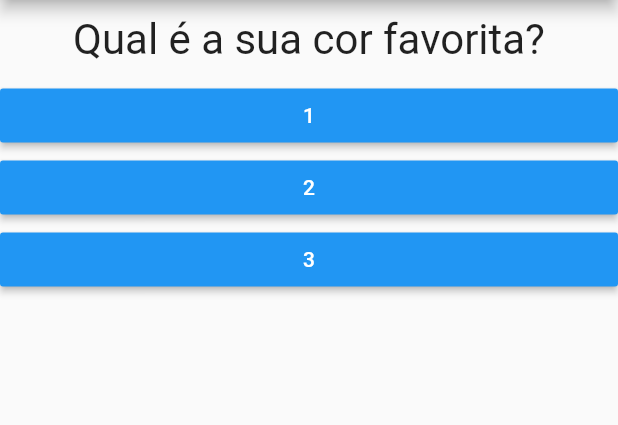
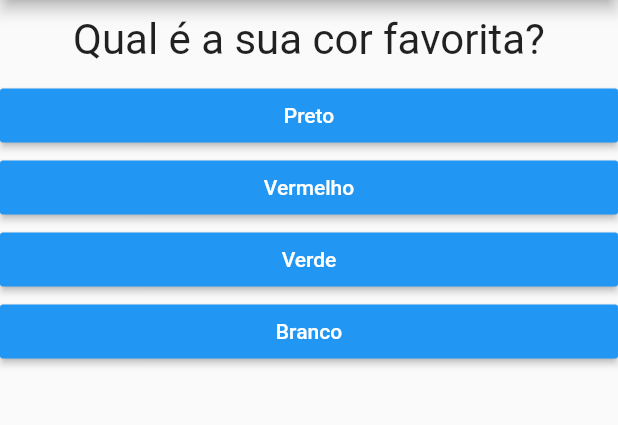
Before and after one commit to lnnalcant/curso-flutter, a Flutter app: the screen it shows after launch, on a phone screen of 412 x 824 dp, the part 84-509 px from its top. Run offline on Flutter 3.47's test engine with Material 2 defaults, Android fonts, the phone set to English and light mode, and no system bars.

Commit message:
feito até aula 51

```diff
--- a/projeto_perguntas/lib/main.dart
+++ b/projeto_perguntas/lib/main.dart
@@ -8,32 +8,61 @@ main() => runApp(PerguntaApp());
 class _PerguntaAppState extends State<PerguntaApp> {
   var _perguntaSelecionada = 0;
 
+  final List<Map<String, Object>> _perguntas = const [
+    {
+      'texto': 'Qual é a sua cor favorita?',
+      'respostas': ['Preto', 'Vermelho', 'Verde', 'Branco'],
+    },
+    {
+      'texto': 'Qual é o seu animal favorito?',
+      'respostas': ['Coelho', 'Cobra', 'Elefante', 'Leão'],
+    },
+    {
+      'texto': 'Qual o seu instrutor favorito?',
+      'respostas': ['Maria', 'João', 'Leo', 'Pedro'],
+    }
+  ];
+
   void _responder() {
-    setState(() {
-      _perguntaSelecionada++;
-    });
+    if (temPerguntaSelecionada) {
+      setState(() {
+        _perguntaSelecionada++;
+      });
+    }
+  }
+
+  bool get temPerguntaSelecionada {
+    return _perguntaSelecionada < _perguntas.length;
   }
 
   @override
   Widget build(BuildContext context) {
-    final List<String> perguntas = [
-      'Qual é a sua cor favorita?',
-      'Qual é o seu animal favorito?',
-    ];
+    List<String> respostas = temPerguntaSelecionada
+        ? _perguntas[_perguntaSelecionada]['respostas']
+        : Center(
+            child: Text(
+              'Parabéns!',
+              style: TextStyle(fontSize: 28),
+            ),
+          );
+
+    //for (String textoResp in respostas) {
+    //  widgets.add(Resposta(textoResp, _responder));
+    //}
 
     return MaterialApp(
       home: Scaffold(
         appBar: AppBar(
           title: Text('Perguntas'),
         ),
-        body: Column(
-          children: [
-            Questao(perguntas[_perguntaSelecionada]),
-            Resposta('1', _responder),
-            Resposta('2', _responder),
-            Resposta('3', _responder),
-          ],
-        ),
+        body: temPerguntaSelecionada
+            ? Column(
+                children: [
+                  Questao(_perguntas[_perguntaSelecionada]['texto']),
+                  ...respostas.map((t) => Resposta(t, _responder)).toList(),
+                ],
+              )
+            : null,
       ),
     );
   }
```
